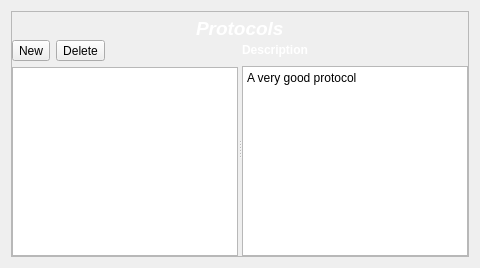
Above: src/romeo/view/mainWindow/protocolspanel.ui from AlbertoSimioni/Romeo before the change. Below: the same form after it.
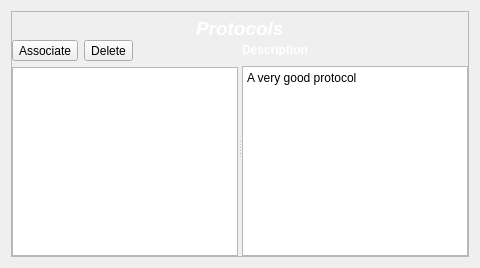
That is the form after the change. Icons and pictures are not drawn.

The edit to the form file:
```diff
--- a/src/romeo/view/mainWindow/protocolspanel.ui
+++ b/src/romeo/view/mainWindow/protocolspanel.ui
@@ -111,7 +111,7 @@
               <item>
                <widget class="QToolButton" name="newButton">
                 <property name="text">
-                 <string>New</string>
+                 <string>Associate</string>
                 </property>
                 <property name="icon">
                  <iconset>
```
